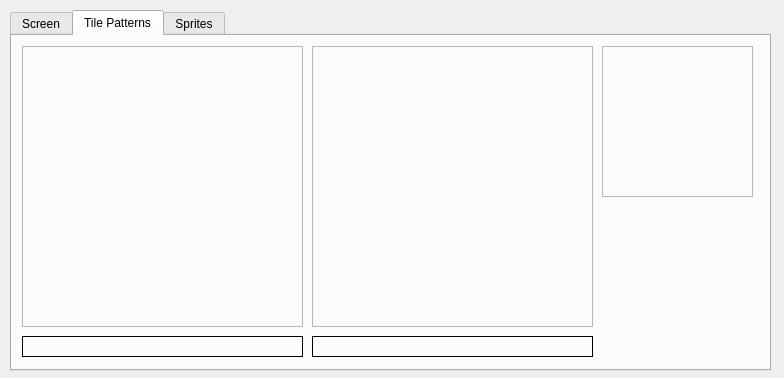
artyjay/gb_emu, file src/debugger/gbd_screenwindow.ui: the form before one commit.
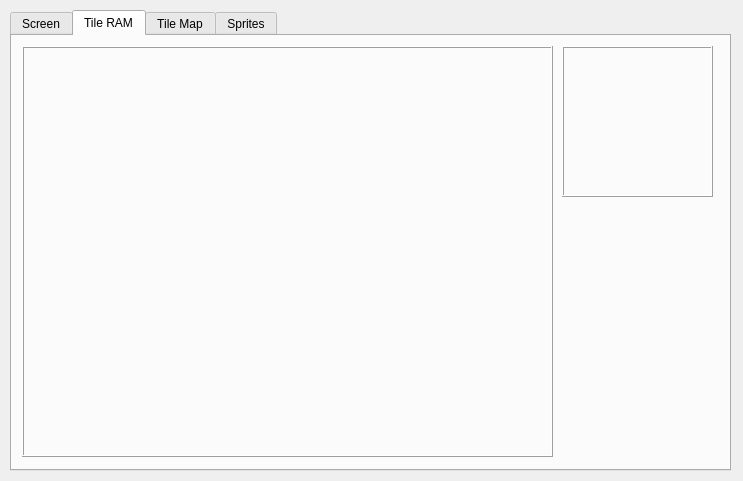
The form after the commit. The open tabs and pages were chosen to show the change. Custom widgets are drawn as their Qt base class.

Patch:
```diff
--- a/src/debugger/gbd_screenwindow.ui
+++ b/src/debugger/gbd_screenwindow.ui
@@ -9,8 +9,8 @@
    <rect>
     <x>0</x>
     <y>0</y>
-    <width>784</width>
-    <height>378</height>
+    <width>743</width>
+    <height>481</height>
    </rect>
   </property>
   <property name="minimumSize">
@@ -30,8 +30,8 @@
     <rect>
      <x>10</x>
      <y>10</y>
-     <width>761</width>
-     <height>361</height>
+     <width>721</width>
+     <height>461</height>
     </rect>
    </property>
    <property name="currentIndex">
@@ -114,24 +114,27 @@
    </widget>
    <widget class="QWidget" name="m_tabTilePatterns">
     <attribute name="title">
-     <string>Tile Patterns</string>
+     <string>Tile RAM</string>
     </attribute>
     <widget class="QFrame" name="m_patternFrameZoom">
      <property name="geometry">
       <rect>
-       <x>590</x>
+       <x>550</x>
        <y>10</y>
        <width>151</width>
        <height>151</height>
       </rect>
      </property>
      <property name="frameShape">
-      <enum>QFrame::StyledPanel</enum>
+      <enum>QFrame::Box</enum>
      </property>
      <property name="frameShadow">
-      <enum>QFrame::Plain</enum>
+      <enum>QFrame::Raised</enum>
      </property>
-     <widget class="gbd::TilePatternZoomWidget" name="m_patternZoom" native="true">
+     <property name="lineWidth">
+      <number>1</number>
+     </property>
+     <widget class="gbd::TilePatternZoomWidget" name="m_tileZoom" native="true">
       <property name="geometry">
        <rect>
         <x>10</x>
@@ -142,88 +145,65 @@
       </property>
      </widget>
     </widget>
-    <widget class="QLabel" name="m_pattern0Coord">
+    <widget class="QFrame" name="frame">
      <property name="geometry">
       <rect>
-       <x>300</x>
-       <y>300</y>
-       <width>281</width>
-       <height>21</height>
+       <x>10</x>
+       <y>10</y>
+       <width>531</width>
+       <height>411</height>
       </rect>
      </property>
      <property name="frameShape">
       <enum>QFrame::Box</enum>
      </property>
-     <property name="text">
-      <string/>
-     </property>
-    </widget>
-    <widget class="QFrame" name="m_pattern0Frame">
-     <property name="geometry">
-      <rect>
-       <x>300</x>
-       <y>10</y>
-       <width>281</width>
-       <height>281</height>
-      </rect>
-     </property>
-     <property name="frameShape">
-      <enum>QFrame::StyledPanel</enum>
-     </property>
      <property name="frameShadow">
-      <enum>QFrame::Plain</enum>
+      <enum>QFrame::Raised</enum>
      </property>
-     <widget class="gbd::TilePatternWidget" name="m_pattern0" native="true">
+     <widget class="gbd::TileDataWidget" name="m_tileDataBank0" native="true">
       <property name="geometry">
        <rect>
         <x>10</x>
         <y>10</y>
-        <width>256</width>
-        <height>256</height>
+        <width>512</width>
+        <height>192</height>
        </rect>
       </property>
      </widget>
-    </widget>
-    <widget class="QFrame" name="m_pattern1Frame">
-     <property name="geometry">
-      <rect>
-       <x>10</x>
-       <y>10</y>
-       <width>281</width>
-       <height>281</height>
-      </rect>
-     </property>
-     <property name="frameShape">
-      <enum>QFrame::StyledPanel</enum>
-     </property>
-     <property name="frameShadow">
-      <enum>QFrame::Plain</enum>
-     </property>
-     <widget class="gbd::TilePatternWidget" name="m_pattern1" native="true">
+     <widget class="gbd::TileDataWidget" name="m_tileDataBank1" native="true">
       <property name="geometry">
        <rect>
         <x>10</x>
-        <y>10</y>
-        <width>256</width>
-        <height>256</height>
+        <y>210</y>
+        <width>512</width>
+        <height>192</height>
        </rect>
       </property>
      </widget>
     </widget>
-    <widget class="QLabel" name="m_pattern1Coord">
+   </widget>
+   <widget class="QWidget" name="m_tabTileMap">
+    <attribute name="title">
+     <string>Tile Map</string>
+    </attribute>
+    <widget class="gbd::TileMapWidget" name="m_tileMap0" native="true">
      <property name="geometry">
       <rect>
        <x>10</x>
-       <y>300</y>
-       <width>281</width>
-       <height>21</height>
+       <y>10</y>
+       <width>256</width>
+       <height>256</height>
       </rect>
      </property>
-     <property name="frameShape">
-      <enum>QFrame::Box</enum>
-     </property>
-     <property name="text">
-      <string/>
+    </widget>
+    <widget class="gbd::TileMapWidget" name="m_tileMap1" native="true">
+     <property name="geometry">
+      <rect>
+       <x>276</x>
+       <y>10</y>
+       <width>256</width>
+       <height>256</height>
+      </rect>
      </property>
     </widget>
    </widget>
@@ -241,18 +221,24 @@
    <header>gbd_screenwidget.h</header>
    <container>1</container>
   </customwidget>
-  <customwidget>
-   <class>gbd::TilePatternWidget</class>
-   <extends>QWidget</extends>
-   <header>gbd_tilepatternwidget.h</header>
-   <container>1</container>
-  </customwidget>
   <customwidget>
    <class>gbd::TilePatternZoomWidget</class>
    <extends>QWidget</extends>
    <header>gbd_tilepatternzoomwidget.h</header>
    <container>1</container>
   </customwidget>
+  <customwidget>
+   <class>gbd::TileDataWidget</class>
+   <extends>QWidget</extends>
+   <header>gbd_tiledatawidget.h</header>
+   <container>1</container>
+  </customwidget>
+  <customwidget>
+   <class>gbd::TileMapWidget</class>
+   <extends>QWidget</extends>
+   <header>gbd_tilemapwidget.h</header>
+   <container>1</container>
+  </customwidget>
  </customwidgets>
  <resources/>
  <connections/>
```
Left out of the diff: 4 changed lines with no effect on the pictures.
